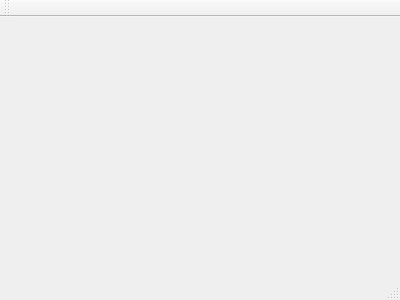
petrytar/GoogleContacts, file src/MainApp/MainWindow.ui: the form before one commit.
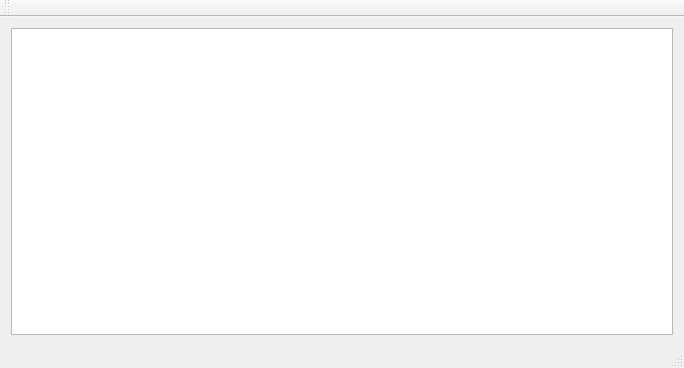
The form after the commit.

Commit message: Display contacts in table view Part 1

What changed in the file:
```diff
--- a/src/MainApp/MainWindow.ui
+++ b/src/MainApp/MainWindow.ui
@@ -6,14 +6,20 @@
    <rect>
     <x>0</x>
     <y>0</y>
-    <width>400</width>
-    <height>300</height>
+    <width>684</width>
+    <height>368</height>
    </rect>
   </property>
   <property name="windowTitle">
    <string>Google Contacts</string>
   </property>
-  <widget class="QWidget" name="centralWidget"/>
+  <widget class="QWidget" name="centralWidget">
+   <layout class="QVBoxLayout" name="verticalLayout">
+    <item>
+     <widget class="QTableView" name="tableView"/>
+    </item>
+   </layout>
+  </widget>
   <widget class="QMenuBar" name="menuBar">
    <property name="geometry">
     <rect>
```
Left out of the diff: 2 changed lines with no effect on the pictures. The commit also changes 9 other files.
